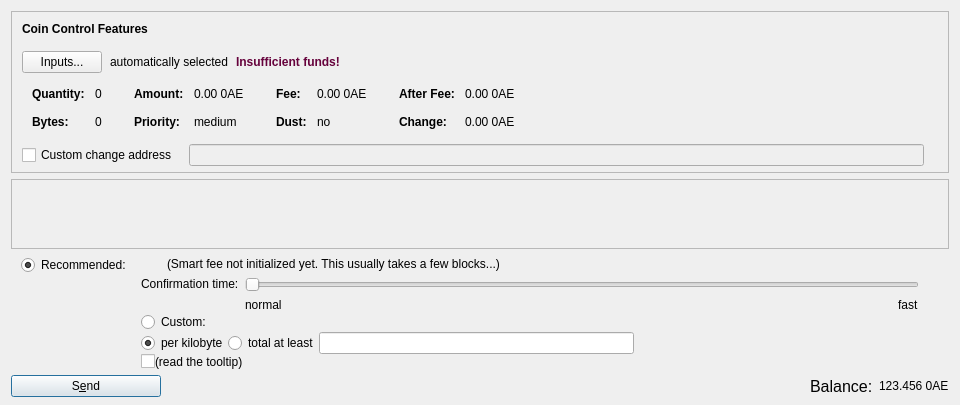
Qt form src/qt/forms/sendcoinsdialog.ui (Ankh-Trust/electrum-core) before a commit.
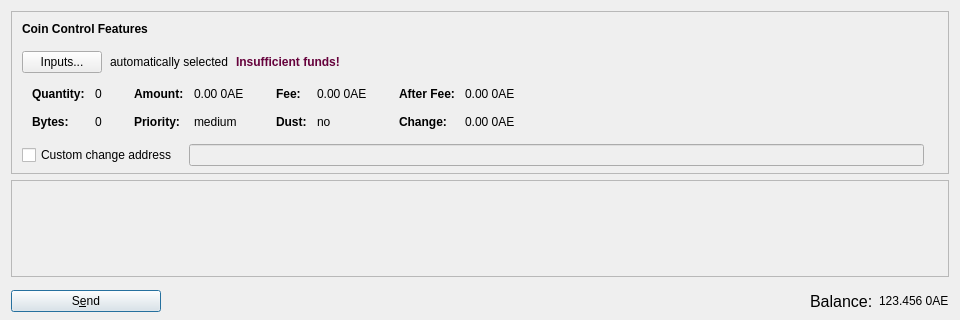
The same form after that commit. Icons and pictures are not drawn. Custom widgets are drawn as their Qt base class.

```diff
--- a/src/qt/forms/sendcoinsdialog.ui
+++ b/src/qt/forms/sendcoinsdialog.ui
@@ -658,420 +658,11 @@
     </widget>
    </item>
    <item>
-    <widget class="QFrame" name="frameFee">
-     <property name="sizePolicy">
-      <sizepolicy hsizetype="Expanding" vsizetype="Maximum">
-       <horstretch>0</horstretch>
-       <verstretch>0</verstretch>
-      </sizepolicy>
+    <spacer name="verticalSpacer">
+     <property name="orientation">
+      <enum>Qt::Vertical</enum>
      </property>
-     <property name="maximumSize">
-      <size>
-       <width>16777215</width>
-       <height>16777215</height>
-      </size>
-     </property>
-     <property name="frameShape">
-      <enum>QFrame::NoFrame</enum>
-     </property>
-     <layout class="QVBoxLayout" name="verticalLayoutFee1">
-      <property name="spacing">
-       <number>0</number>
-      </property>
-      <property name="leftMargin">
-       <number>0</number>
-      </property>
-      <property name="topMargin">
-       <number>0</number>
-      </property>
-      <property name="rightMargin">
-       <number>0</number>
-      </property>
-      <property name="bottomMargin">
-       <number>0</number>
-      </property>
-      <item>
-       <layout class="QVBoxLayout" name="verticalLayoutFee2" stretch="0,0,0">
-        <property name="spacing">
-         <number>0</number>
-        </property>
-        <property name="leftMargin">
-         <number>10</number>
-        </property>
-        <property name="topMargin">
-         <number>0</number>
-        </property>
-        <item>
-         <layout class="QHBoxLayout" name="horizontalLayoutFee1">
-          <property name="bottomMargin">
-           <number>0</number>
-          </property>
-          <item>
-           <layout class="QVBoxLayout" name="verticalLayoutFee7">
-            <property name="spacing">
-             <number>0</number>
-            </property>
-            <item>
-             <spacer name="verticalSpacerSmartFee">
-              <property name="orientation">
-               <enum>Qt::Vertical</enum>
-              </property>
-              <property name="sizeType">
-               <enum>QSizePolicy::Fixed</enum>
-              </property>
-              <property name="sizeHint" stdset="0">
-               <size>
-                <width>1</width>
-                <height>0</height>
-               </size>
-              </property>
-             </spacer>
-            </item>
-            <item>
-             <spacer name="verticalSpacer_5">
-              <property name="orientation">
-               <enum>Qt::Vertical</enum>
-              </property>
-              <property name="sizeHint" stdset="0">
-               <size>
-                <width>1</width>
-                <height>0</height>
-               </size>
-              </property>
-             </spacer>
-            </item>
-           </layout>
-          </item>
-         </layout>
-        </item>
-        <item>
-         <widget class="QFrame" name="frameFeeSelection">
-          <layout class="QVBoxLayout" name="verticalLayoutFee12">
-           <property name="spacing">
-            <number>0</number>
-           </property>
-           <property name="leftMargin">
-            <number>0</number>
-           </property>
-           <property name="topMargin">
-            <number>0</number>
-           </property>
-           <property name="rightMargin">
-            <number>0</number>
-           </property>
-           <property name="bottomMargin">
-            <number>0</number>
-           </property>
-           <item>
-            <layout class="QGridLayout" name="gridLayoutFee">
-             <property name="topMargin">
-              <number>0</number>
-             </property>
-             <property name="bottomMargin">
-              <number>0</number>
-             </property>
-             <property name="horizontalSpacing">
-              <number>10</number>
-             </property>
-             <property name="verticalSpacing">
-              <number>0</number>
-             </property>
-             <item row="0" column="0">
-              <layout class="QVBoxLayout" name="verticalLayoutFee4" stretch="0,1">
-               <item>
-                <widget class="QRadioButton" name="radioSmartFee">
-                 <property name="text">
-                  <string>Recommended:</string>
-                 </property>
-                 <property name="checked">
-                  <bool>true</bool>
-                 </property>
-                 <attribute name="buttonGroup">
-                  <string notr="true">groupFee</string>
-                 </attribute>
-                </widget>
-               </item>
-               <item>
-                <spacer name="verticalSpacer_2">
-                 <property name="orientation">
-                  <enum>Qt::Vertical</enum>
-                 </property>
-                 <property name="sizeHint" stdset="0">
-                  <size>
-                   <width>1</width>
-                   <height>0</height>
-                  </size>
-                 </property>
-                </spacer>
-               </item>
-              </layout>
-             </item>
-             <item row="1" column="1">
-              <layout class="QVBoxLayout" name="verticalLayoutFee8" stretch="0,1">
-               <item>
-                <widget class="QRadioButton" name="radioCustomFee">
-                 <property name="text">
-                  <string>Custom:</string>
-                 </property>
-                 <attribute name="buttonGroup">
-                  <string notr="true">groupFee</string>
-                 </attribute>
-                </widget>
-               </item>
-               <item>
-                <layout class="QHBoxLayout" name="horizontalLayoutFee13">
-                 <item>
-                  <widget class="QRadioButton" name="radioCustomPerKilobyte">
-                   <property name="toolTip">
-                    <string>If the custom fee is set to 1000 satoshis and the transaction is only 250 bytes, then &quot;per kilobyte&quot; only pays 250 satoshis in fee, while &quot;total at least&quot; pays 1000 satoshis. For transactions bigger than a kilobyte both pay by kilobyte.</string>
-                   </property>
-                   <property name="text">
-                    <string>per kilobyte</string>
-                   </property>
-                   <property name="checked">
-                    <bool>true</bool>
-                   </property>
-                   <attribute name="buttonGroup">
-                    <string notr="true">groupCustomFee</string>
-                   </attribute>
-                  </widget>
-                 </item>
-                 <item>
-                  <widget class="QRadioButton" name="radioCustomAtLeast">
-                   <property name="toolTip">
-                    <string>If the custom fee is set to 1000 satoshis and the transaction is only 250 bytes, then &quot;per kilobyte&quot; only pays 250 satoshis in fee, while &quot;total at least&quot; pays 1000 satoshis. For transactions bigger than a kilobyte both pay by kilobyte.</string>
-                   </property>
-                   <property name="text">
-                    <string>total at least</string>
-                   </property>
-                   <attribute name="buttonGroup">
-                    <string notr="true">groupCustomFee</string>
-                   </attribute>
-                  </widget>
-                 </item>
-                 <item>
-                  <widget class="ElectrumAmountField" name="customFee"/>
-                 </item>
-                 <item>
-                  <spacer name="horizontalSpacer_6">
-                   <property name="orientation">
-                    <enum>Qt::Horizontal</enum>
-                   </property>
-                   <property name="sizeHint" stdset="0">
-                    <size>
-                     <width>1</width>
-                     <height>0</height>
-                    </size>
-                   </property>
-                  </spacer>
-                 </item>
-                </layout>
-               </item>
-               <item>
-                <layout class="QHBoxLayout" name="horizontalLayoutFee8">
-                 <item>
-                  <widget class="QCheckBox" name="checkBoxMinimumFee">
-                   <property name="toolTip">
-                    <string>Paying only the minimum fee is just fine as long as there is less transaction volume than space in the blocks. But be aware that this can end up in a never confirming transaction once there is more demand for electrum transactions than the network can process.</string>
-                   </property>
-                   <property name="text">
-                    <string/>
-                   </property>
-                  </widget>
-                 </item>
-                 <item>
-                  <widget class="QLabel" name="labelMinFeeWarning">
-                   <property name="enabled">
-                    <bool>true</bool>
-                   </property>
-                   <property name="toolTip">
-                    <string>Paying only the minimum fee is just fine as long as there is less transaction volume than space in the blocks. But be aware that this can end up in a never confirming transaction once there is more demand for electrum transactions than the network can process.</string>
-                   </property>
-                   <property name="text">
-                    <string>(read the tooltip)</string>
-                   </property>
-                   <property name="margin">
-                    <number>5</number>
-                   </property>
-                  </widget>
-                 </item>
-                 <item>
-                  <spacer name="horizontalSpacer_2">
-                   <property name="orientation">
-                    <enum>Qt::Horizontal</enum>
-                   </property>
-                   <property name="sizeHint" stdset="0">
-                    <size>
-                     <width>1</width>
-                     <height>0</height>
-                    </size>
-                   </property>
-                  </spacer>
-                 </item>
-                </layout>
-               </item>
-              </layout>
-             </item>
-             <item row="0" column="1">
-              <layout class="QVBoxLayout" name="verticalLayoutFee3" stretch="0,0,1">
-               <property name="spacing">
-                <number>6</number>
-               </property>
-               <property name="topMargin">
-                <number>2</number>
-               </property>
-               <item>
-                <layout class="QHBoxLayout" name="horizontalLayoutFee12">
-                 <item>
-                  <widget class="QLabel" name="labelSmartFee">
-                   <property name="text">
-                    <string/>
-                   </property>
-                   <property name="margin">
-                    <number>2</number>
-                   </property>
-                  </widget>
-                 </item>
-                 <item>
-                  <widget class="QLabel" name="labelFeeEstimation">
-                   <property name="text">
-                    <string/>
-                   </property>
-                  </widget>
-                 </item>
-                 <item>
-                  <widget class="QLabel" name="labelSmartFee2">
-                   <property name="text">
-                    <string>(Smart fee not initialized yet. This usually takes a few blocks...)</string>
-                   </property>
-                   <property name="margin">
-                    <number>2</number>
-                   </property>
-                  </widget>
-                 </item>
-                 <item>
-                  <spacer name="horizontalSpacer_5">
-                   <property name="orientation">
-                    <enum>Qt::Horizontal</enum>
-                   </property>
-                   <property name="sizeHint" stdset="0">
-                    <size>
-                     <width>1</width>
-                     <height>0</height>
-                    </size>
-                   </property>
-                  </spacer>
-                 </item>
-                </layout>
-               </item>
-               <item>
-                <layout class="QHBoxLayout" name="horizontalLayoutFee9">
-                 <item>
-                  <layout class="QVBoxLayout" name="verticalLayoutFee6">
-                   <item>
-                    <widget class="QLabel" name="labelSmartFee3">
-                     <property name="text">
-                      <string>Confirmation time:</string>
-                     </property>
-                     <property name="margin">
-                      <number>2</number>
-                     </property>
-                    </widget>
-                   </item>
-                   <item>
-                    <spacer name="verticalSpacer_3">
-                     <property name="orientation">
-                      <enum>Qt::Vertical</enum>
-                     </property>
-                     <property name="sizeHint" stdset="0">
-                      <size>
-                       <width>1</width>
-                       <height>0</height>
-                      </size>
-                     </property>
-                    </spacer>
-                   </item>
-                  </layout>
-                 </item>
-                 <item>
-                  <layout class="QVBoxLayout" name="verticalLayoutFee5">
-                   <property name="rightMargin">
-                    <number>30</number>
-                   </property>
-                   <item>
-                    <widget class="QSlider" name="sliderSmartFee">
-                     <property name="minimum">
-                      <number>0</number>
-                     </property>
-                     <property name="maximum">
-                      <number>24</number>
-                     </property>
-                     <property name="pageStep">
-                      <number>1</number>
-                     </property>
-                     <property name="value">
-                      <number>0</number>
-                     </property>
-                     <property name="orientation">
-                      <enum>Qt::Horizontal</enum>
-                     </property>
-                     <property name="invertedAppearance">
-                      <bool>false</bool>
-                     </property>
-                     <property name="invertedControls">
-                      <bool>false</bool>
-                     </property>
-                     <property name="tickPosition">
-                      <enum>QSlider::NoTicks</enum>
-                     </property>
-                    </widget>
-                   </item>
-                   <item>
-                    <layout class="QHBoxLayout" name="horizontalLayoutFee10">
-                     <item>
-                      <widget class="QLabel" name="labelSmartFeeNormal">
-                       <property name="text">
-                        <string>normal</string>
-                       </property>
-                      </widget>
-                     </item>
-                     <item>
-                      <spacer name="horizontalSpacer_3">
-                       <property name="orientation">
-                        <enum>Qt::Horizontal</enum>
-                       </property>
-                       <property name="sizeHint" stdset="0">
-                        <size>
-                         <width>40</width>
-                         <height>0</height>
-                        </size>
-                       </property>
-                      </spacer>
-                     </item>
-                     <item>
-                      <widget class="QLabel" name="labelSmartFeeFast">
-                       <property name="text">
-                        <string>fast</string>
-                       </property>
-                      </widget>
-                     </item>
-                    </layout>
-                   </item>
-                  </layout>
-                 </item>
-                </layout>
-               </item>
-              </layout>
-             </item>
-            </layout>
-           </item>
-          </layout>
-         </widget>
-        </item>
-       </layout>
-      </item>
-     </layout>
-    </widget>
+    </spacer>
    </item>
    <item>
     <layout class="QHBoxLayout" name="horizontalLayout">
```
Left out of the diff: 4 changed lines with no effect on the pictures.
